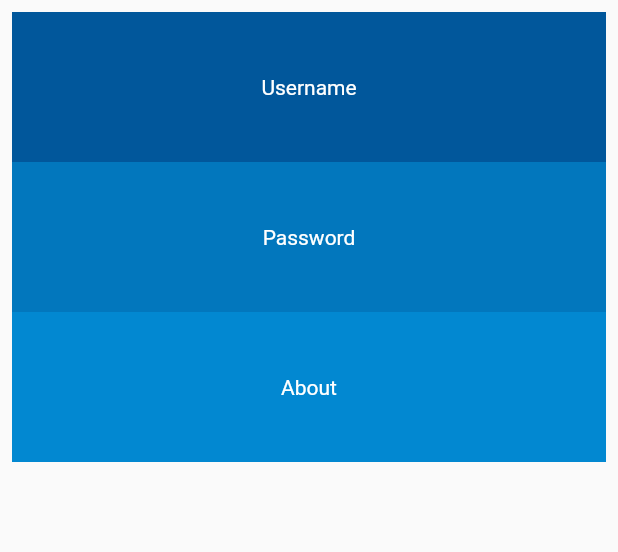
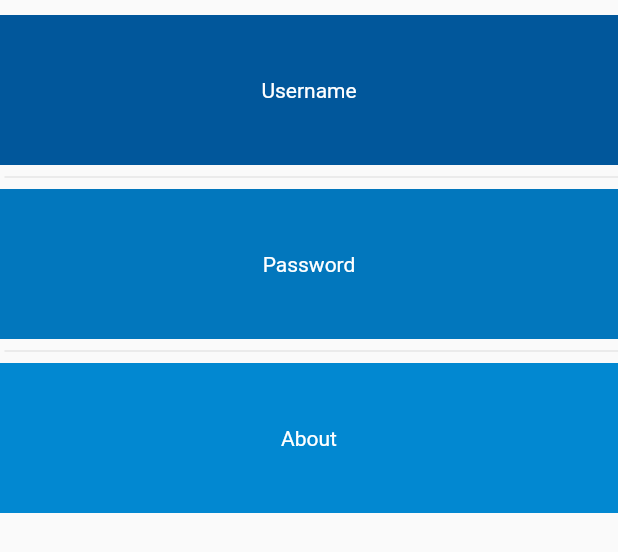
Before and after one commit to gagewillette/Dock, a Flutter app: what accountContent() shows on an empty page, opened directly, on a phone screen of 412 x 824 dp. Shown: the top 552 px of the screen. Run offline on Flutter 3.47's test engine with Material 2 defaults, Android fonts, the phone set to English and light mode, and no system bars; our stand-ins replace weather; network calls fail; Roboto replaces fonts that are missing (Open-Sans).

Commit message:
update 4/2/22

```diff
--- a/lib/accountContent.dart
+++ b/lib/accountContent.dart
@@ -21,8 +21,8 @@ class _accountContent extends State<accountContent> {
 
   @override
   Widget build(BuildContext context) {
-    var lv = ListView.builder(
-      padding: const EdgeInsets.all(8),
+    var lv = ListView.separated(
+      padding: const EdgeInsets.fromLTRB(0, 10, 0, 10),
       itemCount: entries.length,
       itemBuilder: (BuildContext context, int index) {
         return Container(
@@ -32,8 +32,8 @@ class _accountContent extends State<accountContent> {
                 onPressed: () {
                   print(index.toString() + " was pressed");
                 },
-                child: Text(entries[index] , style: const TextStyle(color: Colors.white))));
-      },
+                child: Text(entries[index] , style: const TextStyle(color: Colors.white , fontFamily: 'Open-Sans', fontWeight: FontWeight.w400))));
+      }, separatorBuilder: (BuildContext context, int index) => const Divider(indent: 3)  ,
     );
     return lv;
   }
```
Also changed, not shown: lib/main.dart (+0 -7 lines), pubspec.yaml (+3 -4 lines), pubspec.lock.
